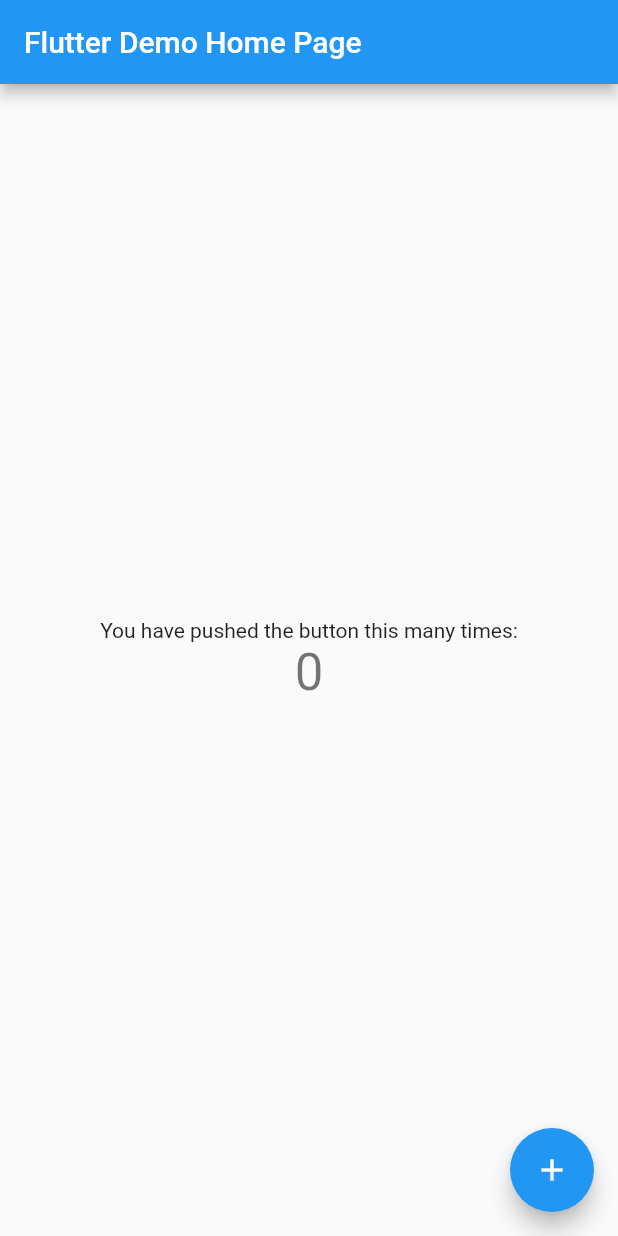
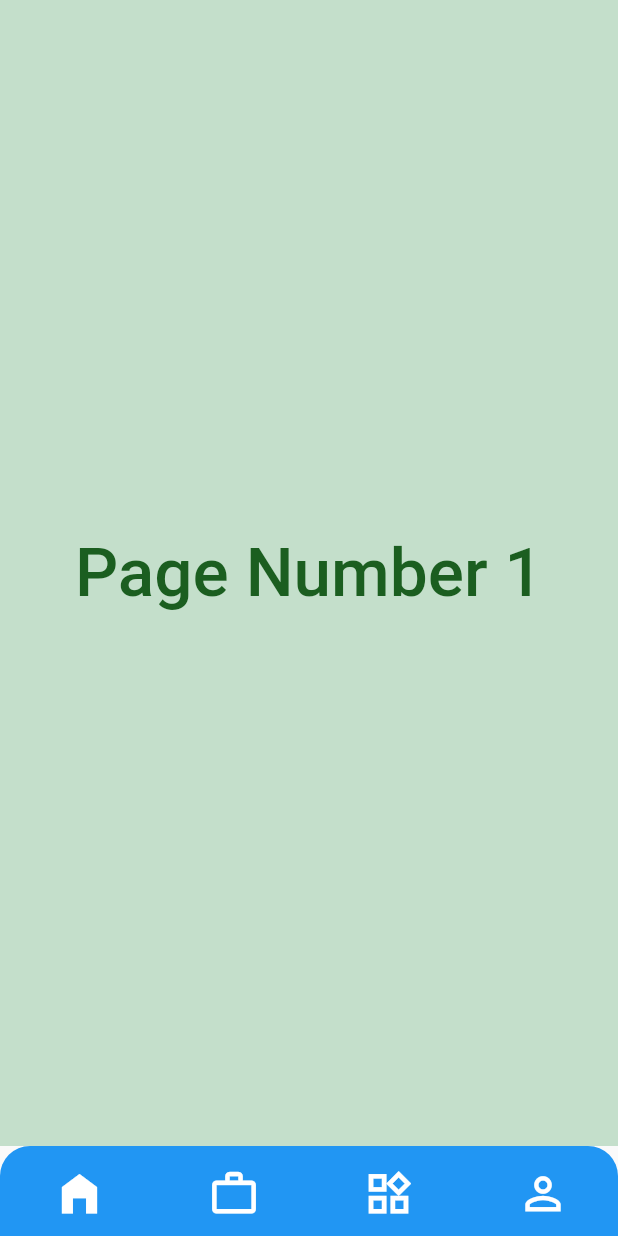
Before and after one commit to Katabatix/cocktail_recommender, a Flutter app: the screen it shows after launch, on a phone screen of 412 x 824 dp. Run offline on Flutter 3.47's test engine with Material 2 defaults, Android fonts, the phone set to English and light mode, and no system bars.

Commit message:
Changed to bottom NavBar

```diff
--- a/lib/main.dart
+++ b/lib/main.dart
@@ -11,7 +11,8 @@ class MyApp extends StatelessWidget {
   @override
   Widget build(BuildContext context) {
     return MaterialApp(
-      title: 'Flutter Demo',
+      title: 'Home',
+      debugShowCheckedModeBanner: false,
       theme: ThemeData(
         // This is the theme of your application.
         //
@@ -24,42 +25,27 @@ class MyApp extends StatelessWidget {
         // is not restarted.
         primarySwatch: Colors.blue,
       ),
-      home: const MyHomePage(title: 'Flutter Demo Home Page'),
+      home: const HomePage(),
     );
   }
 }
 
-class MyHomePage extends StatefulWidget {
-  const MyHomePage({Key? key, required this.title}) : super(key: key);
-
-  // This widget is the home page of your application. It is stateful, meaning
-  // that it has a State object (defined below) that contains fields that affect
-  // how it looks.
-
-  // This class is the configuration for the state. It holds the values (in this
-  // case the title) provided by the parent (in this case the App widget) and
-  // used by the build method of the State. Fields in a Widget subclass are
-  // always marked "final".
-
-  final String title;
+class HomePage extends StatefulWidget {
+  const HomePage({Key? key}) : super(key: key);
 
   @override
-  State<MyHomePage> createState() => _MyHomePageState();
+  State<HomePage> createState() => _HomePageState();
 }
 
-class _MyHomePageState extends State<MyHomePage> {
-  int _counter = 0;
+class _HomePageState extends State<HomePage> {
+  int pageIndex = 0;
 
-  void _incrementCounter() {
-    setState(() {
-      // This call to setState tells the Flutter framework that something has
-      // changed in this State, which causes it to rerun the build method below
-      // so that the display can reflect the updated values. If we changed
-      // _counter without calling setState(), then the build method would not be
-      // called again, and so nothing would appear to happen.
-      _counter++;
-    });
-  }
+  final pages = [
+    const Page1(), //cocktail recommender
+    const Page2(), //DIY
+    const Page3(), //Discover
+    const Page4(), //Retail
+  ];
 
   @override
   Widget build(BuildContext context) {
@@ -70,46 +56,182 @@ class _MyHomePageState extends State<MyHomePage> {
     // fast, so that you can just rebuild anything that needs updating rather
     // than having to individually change instances of widgets.
     return Scaffold(
-      appBar: AppBar(
-        // Here we take the value from the MyHomePage object that was created by
-        // the App.build method, and use it to set our appbar title.
-        title: Text(widget.title),
-      ),
-      body: Center(
-        // Center is a layout widget. It takes a single child and positions it
-        // in the middle of the parent.
-        child: Column(
-          // Column is also a layout widget. It takes a list of children and
-          // arranges them vertically. By default, it sizes itself to fit its
-          // children horizontally, and tries to be as tall as its parent.
-          //
-          // Invoke "debug painting" (press "p" in the console, choose the
-          // "Toggle Debug Paint" action from the Flutter Inspector in Android
-          // Studio, or the "Toggle Debug Paint" command in Visual Studio Code)
-          // to see the wireframe for each widget.
-          //
-          // Column has various properties to control how it sizes itself and
-          // how it positions its children. Here we use mainAxisAlignment to
-          // center the children vertically; the main axis here is the vertical
-          // axis because Columns are vertical (the cross axis would be
-          // horizontal).
-          mainAxisAlignment: MainAxisAlignment.center,
-          children: <Widget>[
-            const Text(
-              'You have pushed the button this many times:',
+      body: pages[pageIndex],
+      bottomNavigationBar: Container(
+        height: 60,
+        decoration: BoxDecoration(
+          color: Theme.of(context).primaryColor,
+          borderRadius: const BorderRadius.only(
+            topLeft: Radius.circular(20),
+            topRight: Radius.circular(20),
+          ),
+        ),
+        child: Row(
+          mainAxisAlignment: MainAxisAlignment.spaceAround,
+          children: [
+            IconButton(
+              enableFeedback: false,
+              onPressed: () {
+                setState(() {
+                  pageIndex = 0;
+                });
+              },
+              icon: pageIndex == 0
+                  ? const Icon(
+                Icons.home_filled,
+                color: Colors.white,
+                size: 35,
+              )
+                  : const Icon(
+                Icons.home_outlined,
+                color: Colors.white,
+                size: 35,
+              ),
             ),
-            Text(
-              '$_counter',
-              style: Theme.of(context).textTheme.headline4,
+            IconButton(
+              enableFeedback: false,
+              onPressed: () {
+                setState(() {
+                  pageIndex = 1;
+                });
+              },
+              icon: pageIndex == 1
+                  ? const Icon(
+                Icons.work_rounded,
+                color: Colors.white,
+                size: 35,
+              )
+                  : const Icon(
+                Icons.work_outline_outlined,
+                color: Colors.white,
+                size: 35,
+              ),
+            ),
+            IconButton(
+              enableFeedback: false,
+              onPressed: () {
+                setState(() {
+                  pageIndex = 2;
+                });
+              },
+              icon: pageIndex == 2
+                  ? const Icon(
+                Icons.widgets_rounded,
+                color: Colors.white,
+                size: 35,
+              )
+                  : const Icon(
+                Icons.widgets_outlined,
+                color: Colors.white,
+                size: 35,
+              ),
+            ),
+            IconButton(
+              enableFeedback: false,
+              onPressed: () {
+                setState(() {
+                  pageIndex = 3;
+                });
+              },
+              icon: pageIndex == 3
+                  ? const Icon(
+                Icons.person,
+                color: Colors.white,
+                size: 35,
+              )
+                  : const Icon(
+                Icons.person_outline,
+                color: Colors.white,
+                size: 35,
+              ),
             ),
           ],
         ),
       ),
-      floatingActionButton: FloatingActionButton(
-        onPressed: _incrementCounter,
-        tooltip: 'Increment',
-        child: const Icon(Icons.add),
-      ), // This trailing comma makes auto-formatting nicer for build methods.
     );
   }
 }
+
+class Page1 extends StatelessWidget {
+  const Page1({Key? key}) : super(key: key);
+
+  @override
+  Widget build(BuildContext context) {
+    return Container(
+      color: const Color(0xffC4DFCB),
+      child: Center(
+        child: Text(
+          "Page Number 1",
+          style: TextStyle(
+            color: Colors.green[900],
+            fontSize: 45,
+            fontWeight: FontWeight.w500,
+          ),
+        ),
+      ),
+    );
+  }
+}
+
+class Page2 extends StatelessWidget {
+  const Page2({Key? key}) : super(key: key);
+
+  @override
+  Widget build(BuildContext context) {
+    return Container(
+      color: const Color(0xffC4DFCB),
+      child: Center(
+        child: Text(
+          "Page Number 2",
+          style: TextStyle(
+            color: Colors.green[900],
+            fontSize: 45,
+            fontWeight: FontWeight.w500,
+          ),
+        ),
+      ),
+    );
+  }
+}
+
+class Page3 extends StatelessWidget {
+  const Page3({Key? key}) : super(key: key);
+
+  @override
+  Widget build(BuildContext context) {
+    return Container(
+      color: const Color(0xffC4DFCB),
+      child: Center(
+        child: Text(
+          "Page Number 3",
+          style: TextStyle(
+            color: Colors.green[900],
+            fontSize: 45,
+            fontWeight: FontWeight.w500,
+          ),
+        ),
+      ),
+    );
+  }
+}
+
+class Page4 extends StatelessWidget {
+  const Page4({Key? key}) : super(key: key);
+
+  @override
+  Widget build(BuildContext context) {
+    return Container(
+      color: const Color(0xffC4DFCB),
+      child: Center(
+        child: Text(
+          "Page Number 4",
+          style: TextStyle(
+            color: Colors.green[900],
+            fontSize: 45,
+            fontWeight: FontWeight.w500,
+          ),
+        ),
+      ),
+    );
+  }
+}
```
